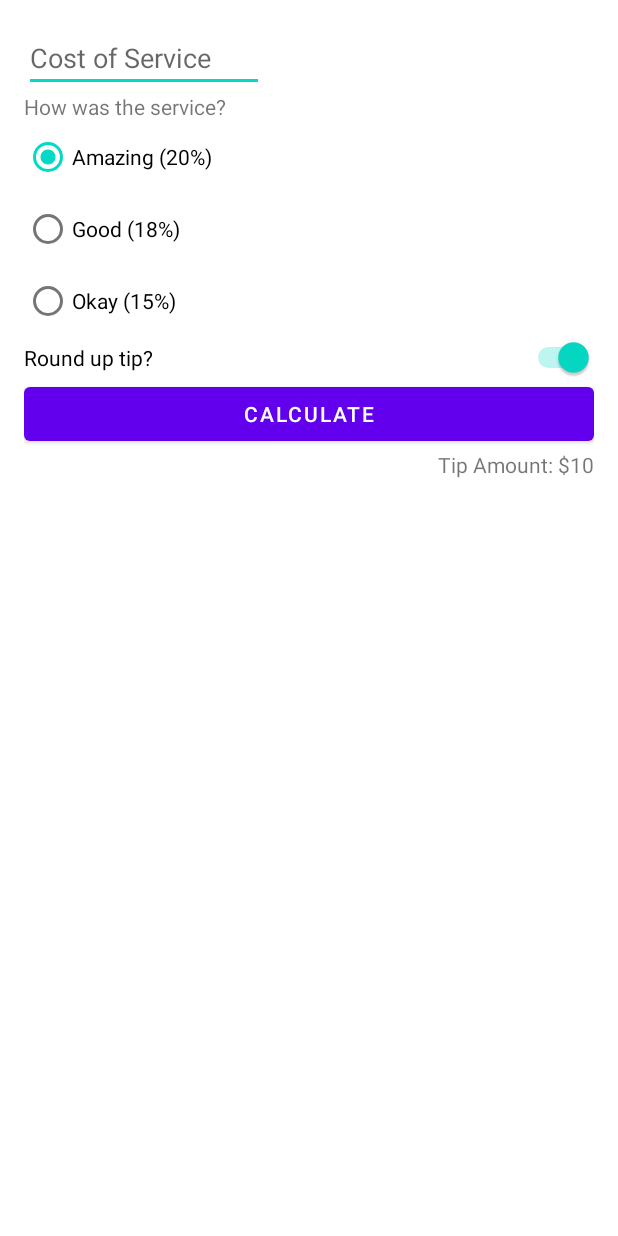
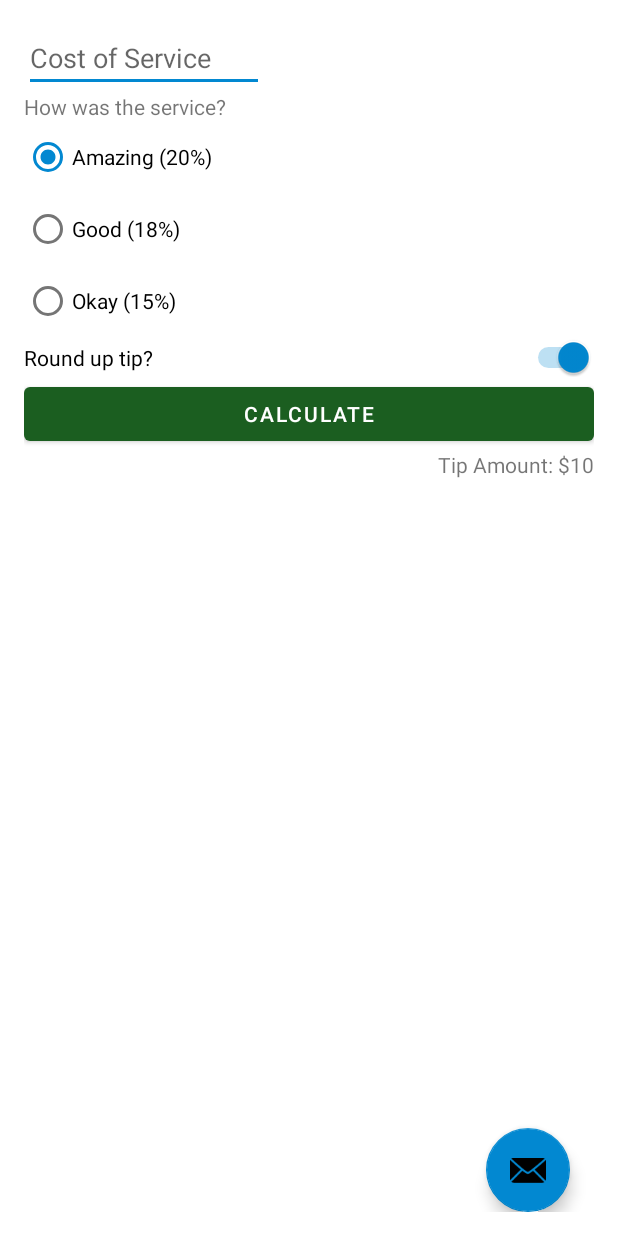
Before and after one commit to shoumik310/Kotlin-Practice, an Android app: the layout activity_main.xml on its own in the app's theme, with its tools: preview values and no code run, on a phone screen of 412 x 824 dp. Run offline under Robolectric (Android 15) with nearby library versions, the phone set to English and light mode, and no system bars.

Commit message:
Changed App Theme

```diff
--- a/Layout/TipTime/app/src/main/res/layout/activity_main.xml
+++ b/Layout/TipTime/app/src/main/res/layout/activity_main.xml
@@ -87,4 +87,15 @@
         app:layout_constraintEnd_toEndOf="parent"
         app:layout_constraintTop_toBottomOf="@id/calculate_button" />
 
+    <!--    Demo FAB-->
+    <com.google.android.material.floatingactionbutton.FloatingActionButton
+        android:layout_width="wrap_content"
+        android:layout_height="wrap_content"
+        android:layout_gravity="center_horizontal"
+        android:layout_marginEnd="16dp"
+        android:contentDescription="@string/email_icon"
+        app:layout_constraintBottom_toBottomOf="parent"
+        app:layout_constraintEnd_toEndOf="parent"
+        app:srcCompat="@android:drawable/ic_dialog_email" />
+
 </androidx.constraintlayout.widget.ConstraintLayout>
--- a/Layout/TipTime/app/src/main/res/values-night/themes.xml
+++ b/Layout/TipTime/app/src/main/res/values-night/themes.xml
@@ -2,12 +2,12 @@
     <!-- Base application theme. -->
     <style name="Theme.TimeTime" parent="Theme.MaterialComponents.DayNight.DarkActionBar">
         <!-- Primary brand color. -->
-        <item name="colorPrimary">@color/purple_200</item>
-        <item name="colorPrimaryVariant">@color/purple_700</item>
+        <item name="colorPrimary">@color/green_light</item>
+        <item name="colorPrimaryVariant">@color/green</item>
         <item name="colorOnPrimary">@color/black</item>
         <!-- Secondary brand color. -->
-        <item name="colorSecondary">@color/teal_200</item>
-        <item name="colorSecondaryVariant">@color/teal_200</item>
+        <item name="colorSecondary">@color/blue_light</item>
+        <item name="colorSecondaryVariant">@color/blue_light</item>
         <item name="colorOnSecondary">@color/black</item>
         <!-- Status bar color. -->
         <item name="android:statusBarColor" tools:targetApi="l">?attr/colorPrimaryVariant</item>
--- a/Layout/TipTime/app/src/main/res/values/colors.xml
+++ b/Layout/TipTime/app/src/main/res/values/colors.xml
@@ -7,4 +7,12 @@
     <color name="teal_700">#FF018786</color>
     <color name="black">#FF000000</color>
     <color name="white">#FFFFFFFF</color>
+
+    <color name="green">#1B5E20</color>
+    <color name="green_dark">#003300</color>
+    <color name="green_light">#A5D6A7</color>
+    <color name="blue">#0288D1</color>
+    <color name="blue_dark">#005B9F</color>
+    <color name="blue_light">#81D4FA</color>
+
 </resources>
--- a/Layout/TipTime/app/src/main/res/values/strings.xml
+++ b/Layout/TipTime/app/src/main/res/values/strings.xml
@@ -9,4 +9,6 @@
     <string name="calculate">CALCULATE</string>
     <string name="tip_amount">Tip Amount: %s</string>
 
+    <string name="email_icon">email icon</string>
+
 </resources>
--- a/Layout/TipTime/app/src/main/res/values/themes.xml
+++ b/Layout/TipTime/app/src/main/res/values/themes.xml
@@ -2,12 +2,12 @@
     <!-- Base application theme. -->
     <style name="Theme.TimeTime" parent="Theme.MaterialComponents.DayNight.DarkActionBar">
         <!-- Primary brand color. -->
-        <item name="colorPrimary">@color/purple_500</item>
-        <item name="colorPrimaryVariant">@color/purple_700</item>
+        <item name="colorPrimary">@color/green</item>
+        <item name="colorPrimaryVariant">@color/green_dark</item>
         <item name="colorOnPrimary">@color/white</item>
         <!-- Secondary brand color. -->
-        <item name="colorSecondary">@color/teal_200</item>
-        <item name="colorSecondaryVariant">@color/teal_700</item>
+        <item name="colorSecondary">@color/blue</item>
+        <item name="colorSecondaryVariant">@color/blue_dark</item>
         <item name="colorOnSecondary">@color/black</item>
         <!-- Status bar color. -->
         <item name="android:statusBarColor" tools:targetApi="l">?attr/colorPrimaryVariant</item>
```
